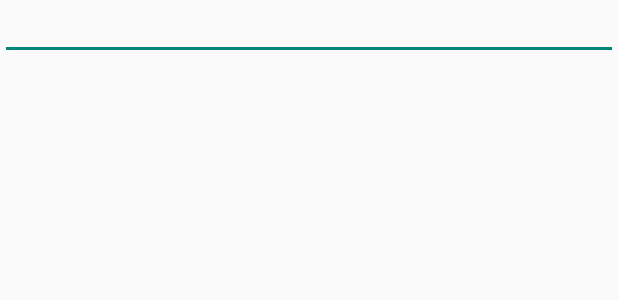
After one commit to wojtekk123/ClientApp, an Android app: the layout adapter_vie_popup_add.xml on its own in the app's theme, with its tools: preview values and no code run, on a phone screen of 412 x 824 dp. The commit adds this screen. Shown: the top 300 px of the screen. Run offline under Robolectric (Android 15) with nearby library versions, the phone set to English and light mode, and no system bars.

Commit message:
new functionality

```diff
--- /dev/null
+++ b/app/src/main/res/layout/adapter_vie_popup_add.xml
@@ -0,0 +1,24 @@
+<?xml version="1.0" encoding="utf-8"?>
+<LinearLayout xmlns:android="http://schemas.android.com/apk/res/android"
+
+    android:layout_width="match_parent"
+    android:layout_height="match_parent"
+    android:orientation="horizontal"
+    android:weightSum="100">
+
+    <LinearLayout
+        android:layout_width="match_parent"
+        android:layout_height="match_parent"
+        android:orientation="vertical">
+
+        <EditText
+            android:id="@+id/textView_popUp"
+            android:layout_width="match_parent"
+            android:layout_height="40dp"
+            android:gravity="center"
+            android:textAlignment="center"
+            android:textColor="@color/cardview_light_background"
+
+            />
+    </LinearLayout>
+</LinearLayout>
```
Also changed, not shown: app/src/main/java/pl/e2d/clientapp/activities/StudentPanel.kt (+33 -26 lines), app/src/main/java/pl/e2d/clientapp/adapter/ListAdapter.kt (+23 -2 lines), app/src/main/java/pl/e2d/clientapp/retrofit/StudentRequestRetrofit.kt (+6 -5 lines), app/src/main/res/layout/popup_student_add.xml (renamed from app/src/main/res/layout/popup_window.xml, +8 -10 lines), app/src/main/res/layout/popup_student_list.xml (added, +58 -0 lines), app/src/main/res/layout/studnet_panel.xml (+2 -27 lines), app/src/main/res/values/strings.xml (+12 -0 lines), app/src/main/res/layout/adapter_vie_popup_list.xml (renamed from app/src/main/res/layout/adapter_vie_popup.xml).
